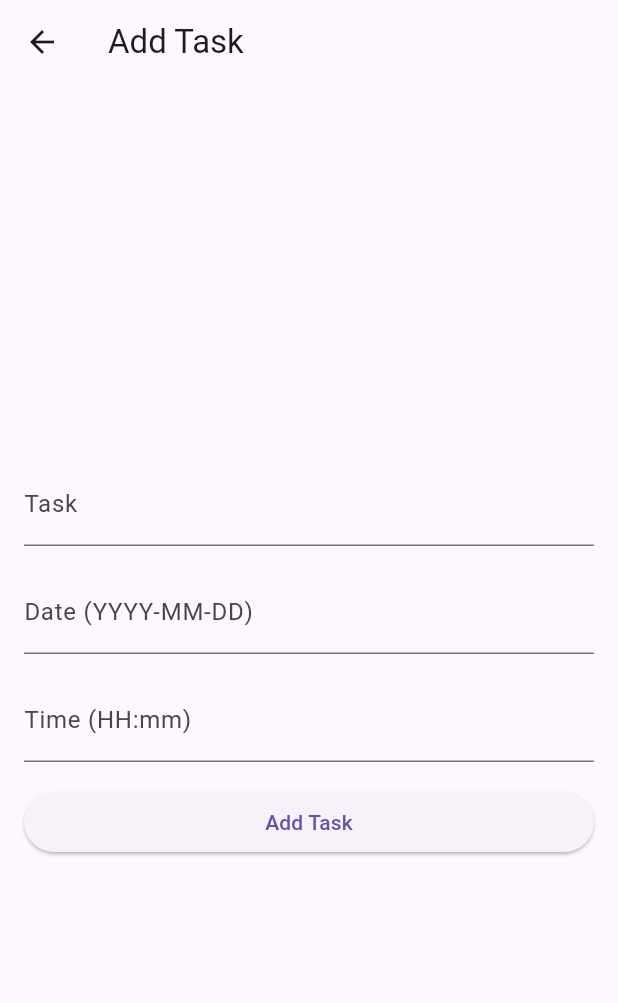
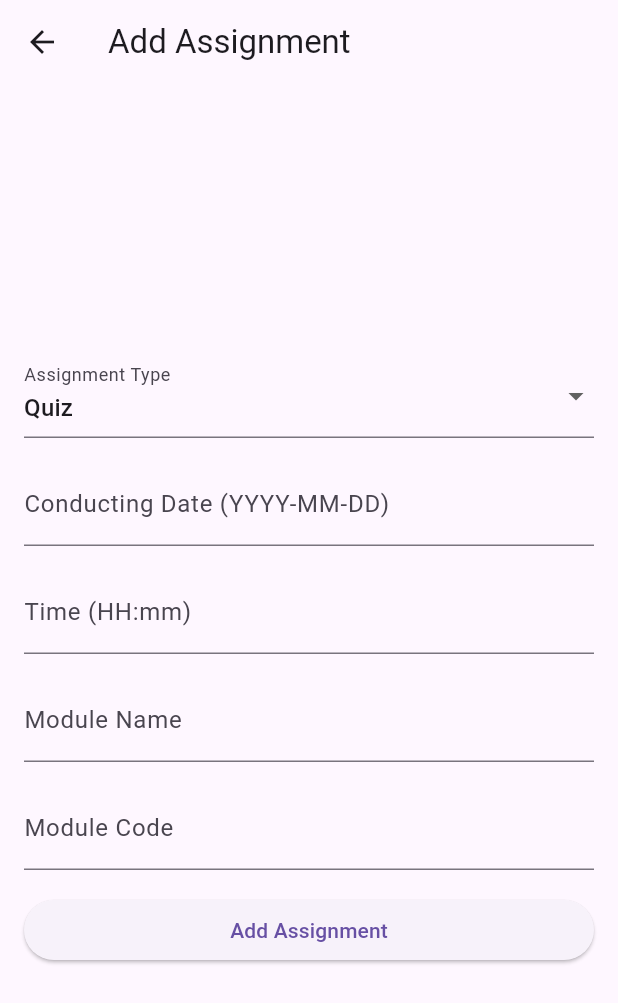
Before and after one commit to TheshikaSamaraweera/WorkManager_Mobile, a Flutter app: the screen it shows after launch, after a tap on the "add" icon, on a phone screen of 412 x 824 dp. Shown: the top 1003 px of the screen. Run offline on Flutter 3.47's test engine with Material 3 defaults, Android fonts, the phone set to English and light mode, and no system bars; our stand-ins replace cloud_firestore, curved_navigation_bar, firebase_auth, firebase_core; accounts and stored records are empty.

Commit message:
assignment.list
done

```diff
--- /dev/null
+++ b/lib/add_assignment.dart
@@ -0,0 +1,124 @@
+import 'package:flutter/material.dart';
+import 'package:cloud_firestore/cloud_firestore.dart';
+
+enum AssignmentType {
+  quiz,
+  inClass,
+  takeHome,
+}
+
+String assignmentTypeToString(AssignmentType type) {
+  switch (type) {
+    case AssignmentType.quiz:
+      return 'Quiz';
+    case AssignmentType.inClass:
+      return 'In-Class';
+    case AssignmentType.takeHome:
+      return 'Take Home';
+  }
+}
+
+class AddAssignmentPage extends StatefulWidget {
+  @override
+  _AddAssignmentPageState createState() => _AddAssignmentPageState();
+}
+
+class _AddAssignmentPageState extends State<AddAssignmentPage> {
+  TextEditingController _conductingDateController = TextEditingController();
+  TextEditingController _timeController = TextEditingController();
+  TextEditingController _moduleNameController = TextEditingController();
+  TextEditingController _moduleCodeController = TextEditingController();
+  AssignmentType _selectedType = AssignmentType.quiz; // Default assignment type
+
+  @override
+  Widget build(BuildContext context) {
+    return Scaffold(
+      appBar: AppBar(
+        title: Text('Add Assignment'),
+      ),
+      body: Padding(
+        padding: const EdgeInsets.all(16.0),
+        child: Column(
+          mainAxisAlignment: MainAxisAlignment.center,
+          crossAxisAlignment: CrossAxisAlignment.stretch,
+          children: [
+            DropdownButtonFormField(
+              value: _selectedType,
+              onChanged: (AssignmentType? value) {
+                if (value != null) {
+                  setState(() {
+                    _selectedType = value;
+                  });
+                }
+              },
+              items: AssignmentType.values.map((AssignmentType type) {
+                return DropdownMenuItem(
+                  value: type,
+                  child: Text(assignmentTypeToString(type)),
+                );
+              }).toList(),
+              decoration: InputDecoration(labelText: 'Assignment Type'),
+            ),
+            SizedBox(height: 16.0),
+            TextField(
+              controller: _conductingDateController,
+              decoration:
+                  InputDecoration(labelText: 'Conducting Date (YYYY-MM-DD)'),
+              readOnly: true,
+              onTap: () => _selectDate(context),
+            ),
+            SizedBox(height: 16.0),
+            TextField(
+              controller: _timeController,
+              decoration: InputDecoration(labelText: 'Time (HH:mm)'),
+            ),
+            SizedBox(height: 16.0),
+            TextField(
+              controller: _moduleNameController,
+              decoration: InputDecoration(labelText: 'Module Name'),
+            ),
+            SizedBox(height: 16.0),
+            TextField(
+              controller: _moduleCodeController,
+              decoration: InputDecoration(labelText: 'Module Code'),
+            ),
+            SizedBox(height: 16.0),
+            ElevatedButton(
+              onPressed: () async {
+                String conductingDate = _conductingDateController.text;
+                String time = _timeController.text;
+                String moduleName = _moduleNameController.text;
+                String moduleCode = _moduleCodeController.text;
+
+                await FirebaseFirestore.instance.collection('assignments').add({
+                  'assignmentType': _selectedType.index,
+                  'conductingDate': conductingDate,
+                  'time': time,
+                  'moduleName': moduleName,
+                  'moduleCode': moduleCode,
+                });
+
+                Navigator.of(context).pop();
+              },
+              child: Text('Add Assignment'),
+            ),
+          ],
+        ),
+      ),
+    );
+  }
+
+  Future<void> _selectDate(BuildContext context) async {
+    final DateTime? picked = await showDatePicker(
+      context: context,
+      initialDate: DateTime.now(),
+      firstDate: DateTime(2000),
+      lastDate: DateTime(2101),
+    );
+
+    if (picked != null) {
+      _conductingDateController.text =
+          picked.toLocal().toString().split(' ')[0];
+    }
+  }
+}
--- /dev/null
+++ b/lib/assignment.dart
@@ -0,0 +1,124 @@
+import 'package:flutter/material.dart';
+import 'package:cloud_firestore/cloud_firestore.dart';
+import 'add_assignment.dart';
+
+class AssignmentListPage extends StatefulWidget {
+  @override
+  _AssignmentListPageState createState() => _AssignmentListPageState();
+}
+
+class _AssignmentListPageState extends State<AssignmentListPage> {
+  @override
+  Widget build(BuildContext context) {
+    return Scaffold(
+      appBar: AppBar(
+        title: Text('Assignment List'),
+        backgroundColor: Colors.blue,
+        actions: [
+          IconButton(
+            icon: Icon(Icons.add),
+            onPressed: () {
+              Navigator.push(
+                context,
+                MaterialPageRoute(builder: (context) => AddAssignmentPage()),
+              );
+            },
+          ),
+        ],
+      ),
+      body: StreamBuilder<QuerySnapshot<Map<String, dynamic>>>(
+        stream:
+            FirebaseFirestore.instance.collection('assignments').snapshots(),
+        builder: (context,
+            AsyncSnapshot<QuerySnapshot<Map<String, dynamic>>> snapshot) {
+          if (!snapshot.hasData || snapshot.data == null) {
+            return Center(
+              child: CircularProgressIndicator(),
+            );
+          }
+
+          var assignments = snapshot.data!.docs;
+
+          return ListView.builder(
+            itemCount: assignments.length,
+            itemBuilder: (context, index) {
+              var assignment = assignments[index].data();
+              return _buildAssignmentTile(
+                AssignmentType.values[
+                    assignment['assignmentType'] ?? AssignmentType.quiz.index],
+                assignment['conductingDate'] ?? 'No Date',
+                assignment['time'] ?? 'No Time',
+                assignment['moduleName'] ?? 'No Module Name',
+                assignment['moduleCode'] ?? 'No Module Code',
+                assignmentId: assignments[index].id,
+                isCompleted: assignment['completed'] ?? false,
+              );
+            },
+          );
+        },
+      ),
+    );
+  }
+
+  Widget _buildAssignmentTile(AssignmentType assignmentType,
+      String conductingDate, String time, String moduleName, String moduleCode,
+      {required String assignmentId, required bool isCompleted}) {
+    return Card(
+      color: isCompleted ? Colors.greenAccent : Colors.white,
+      elevation: 3.0,
+      margin: EdgeInsets.symmetric(vertical: 8.0),
+      child: ListTile(
+        title: Text(
+          '$moduleName - $moduleCode',
+          style: TextStyle(
+            fontWeight: FontWeight.bold,
+          ),
+        ),
+        subtitle: Column(
+          crossAxisAlignment: CrossAxisAlignment.start,
+          children: [
+            Text('Assignment Type: ${assignmentTypeToString(assignmentType)}'),
+            Text('Date: $conductingDate'),
+            Text('Time: $time'),
+          ],
+        ),
+        trailing: isCompleted
+            ? null
+            : IconButton(
+                icon: Icon(Icons.check),
+                onPressed: () {
+                  _markAssignmentCompleted(assignmentId);
+                  _showCongratulatoryMessage();
+                },
+              ),
+      ),
+    );
+  }
+
+  void _markAssignmentCompleted(String assignmentId) async {
+    await FirebaseFirestore.instance
+        .collection('assignments')
+        .doc(assignmentId)
+        .update({'completed': true});
+  }
+
+  void _showCongratulatoryMessage() {
+    showDialog(
+      context: context,
+      builder: (BuildContext context) {
+        return AlertDialog(
+          title: Text('Congratulations!'),
+          content: Text('You have completed your assignment.'),
+          actions: [
+            TextButton(
+              onPressed: () {
+                Navigator.of(context).pop();
+              },
+              child: Text('OK'),
+            ),
+          ],
+        );
+      },
+    );
+  }
+}
--- a/lib/main.dart
+++ b/lib/main.dart
@@ -2,7 +2,7 @@ import 'package:firebase_core/firebase_core.dart';
 import 'package:flutter/material.dart';
 import 'package:workapp/todo_list.dart';
 
-import 'register.dart';
+import 'assignment.dart';
 
 Future<void> main() async {
   WidgetsFlutterBinding.ensureInitialized();
@@ -23,7 +23,7 @@ class _MyAppState extends State<MyApp> {
       theme: ThemeData(
         primaryColor: Colors.blue[900],
       ),
-      home: TodoListPage(),
+      home: AssignmentListPage(),
     );
   }
 }
```
